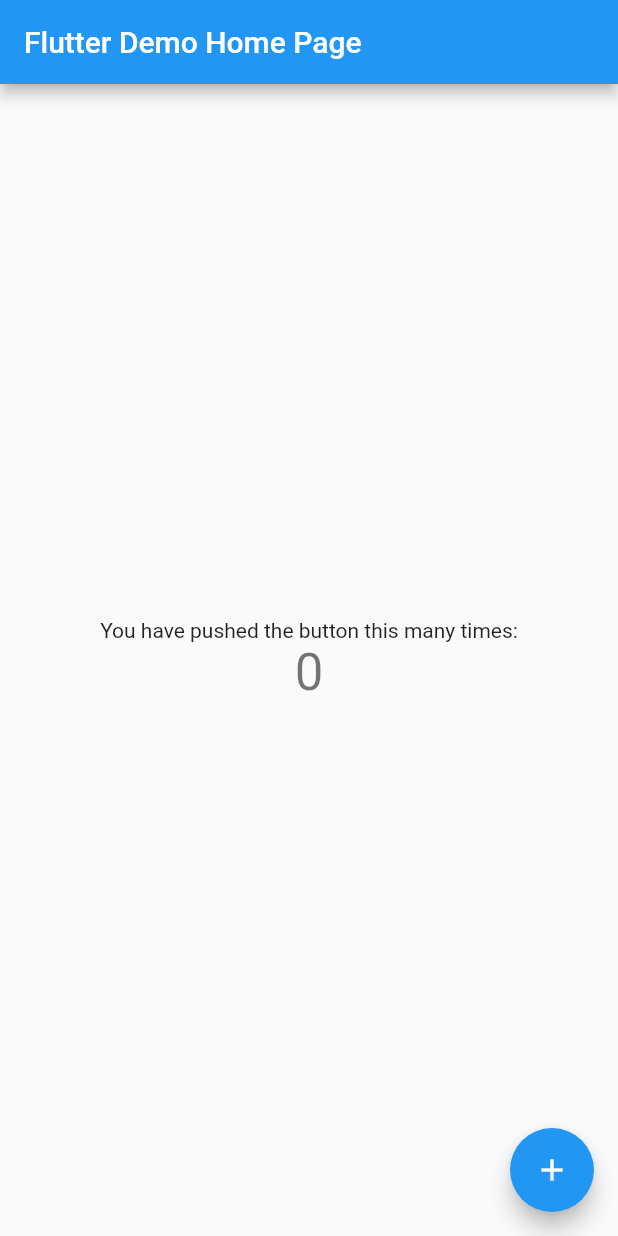
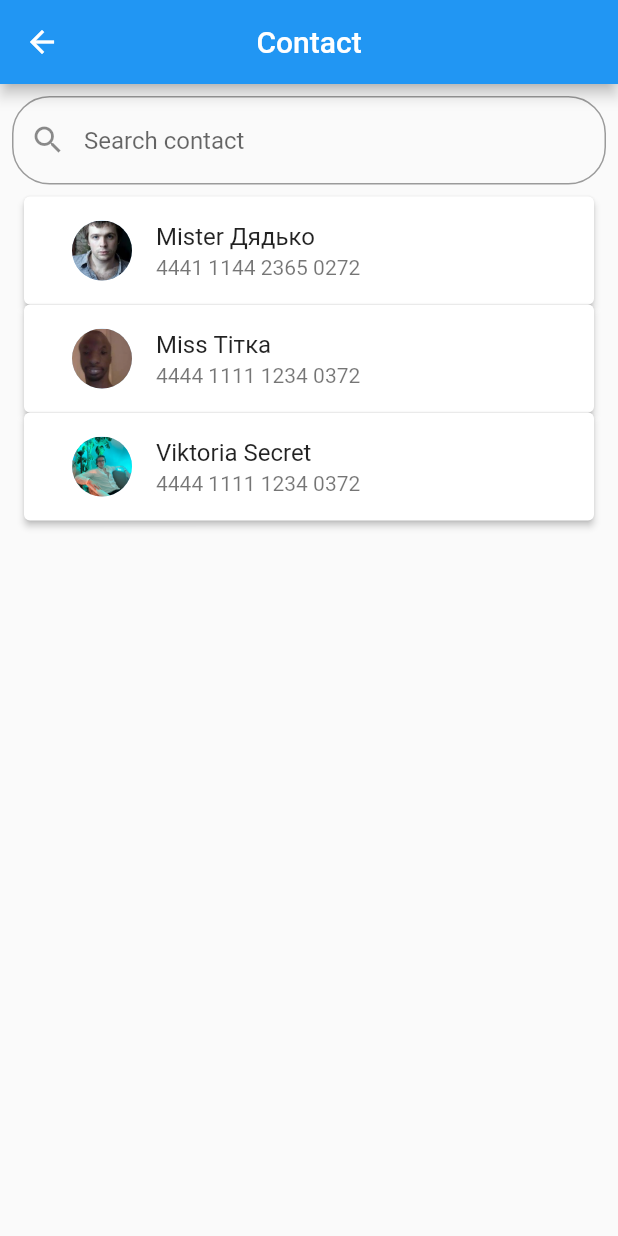
Before and after one commit to psemchyshyn/finance_app, a Flutter app: the screen it shows after launch, on a phone screen of 412 x 824 dp. Run offline on Flutter 3.47's test engine with Material 2 defaults, Android fonts, the phone set to English and light mode, and no system bars.

Commit message:
added two screens with working functionality, but without design

```diff
--- /dev/null
+++ b/lib/business_logic/app_contract.dart
@@ -0,0 +1,26 @@
+class AppContact {
+  int id;
+  String name;
+  String card;
+  String image;
+
+  AppContact(this.id, this.name, this.card, this.image);
+
+  bool contains(String query){
+    return name.contains(query) || card.contains(query);
+  }
+
+  Map<String, dynamic> toMap() {
+    return {
+      'id': id,
+      'name': name,
+      'card': card,
+    };
+  }
+
+  AppContact fromMap(Map<String, dynamic> map) {
+    return AppContact(
+          id=map['id'], name=map['name'], card=map['card'], image=map['image']
+        );
+  }
+}
--- a/lib/main.dart
+++ b/lib/main.dart
@@ -1,3 +1,4 @@
+import 'package:finance_app/screens/contacts_screen.dart';
 import 'package:flutter/material.dart';
 
 void main() {
@@ -7,109 +8,15 @@ void main() {
 class MyApp extends StatelessWidget {
   const MyApp({super.key});
 
-  // This widget is the root of your application.
   @override
   Widget build(BuildContext context) {
     return MaterialApp(
-      title: 'Flutter Demo',
+      title: 'Finance app',
       theme: ThemeData(
-        // This is the theme of your application.
-        //
-        // Try running your application with "flutter run". You'll see the
-        // application has a blue toolbar. Then, without quitting the app, try
-        // changing the primarySwatch below to Colors.green and then invoke
-        // "hot reload" (press "r" in the console where you ran "flutter run",
-        // or simply save your changes to "hot reload" in a Flutter IDE).
-        // Notice that the counter didn't reset back to zero; the application
-        // is not restarted.
-        primarySwatch: Colors.blue,
+        //primarySwatch: Colors.blueGrey,
+        primaryColor: Colors.white,
       ),
-      home: const MyHomePage(title: 'Flutter Demo Home Page'),
+      home: ContactsScreen(),
     );
   }
 }
-
-class MyHomePage extends StatefulWidget {
-  const MyHomePage({super.key, required this.title});
-
-  // This widget is the home page of your application. It is stateful, meaning
-  // that it has a State object (defined below) that contains fields that affect
-  // how it looks.
-
-  // This class is the configuration for the state. It holds the values (in this
-  // case the title) provided by the parent (in this case the App widget) and
-  // used by the build method of the State. Fields in a Widget subclass are
-  // always marked "final".
-
-  final String title;
-
-  @override
-  State<MyHomePage> createState() => _MyHomePageState();
-}
-
-class _MyHomePageState extends State<MyHomePage> {
-  int _counter = 0;
-
-  void _incrementCounter() {
-    setState(() {
-      // This call to setState tells the Flutter framework that something has
-      // changed in this State, which causes it to rerun the build method below
-      // so that the display can reflect the updated values. If we changed
-      // _counter without calling setState(), then the build method would not be
-      // called again, and so nothing would appear to happen.
-      _counter++;
-    });
-  }
-
-  @override
-  Widget build(BuildContext context) {
-    // This method is rerun every time setState is called, for instance as done
-    // by the _incrementCounter method above.
-    //
-    // The Flutter framework has been optimized to make rerunning build methods
-    // fast, so that you can just rebuild anything that needs updating rather
-    // than having to individually change instances of widgets.
-    return Scaffold(
-      appBar: AppBar(
-        // Here we take the value from the MyHomePage object that was created by
-        // the App.build method, and use it to set our appbar title.
-        title: Text(widget.title),
-      ),
-      body: Center(
-        // Center is a layout widget. It takes a single child and positions it
-        // in the middle of the parent.
-        child: Column(
-          // Column is also a layout widget. It takes a list of children and
-          // arranges them vertically. By default, it sizes itself to fit its
-          // children horizontally, and tries to be as tall as its parent.
-          //
-          // Invoke "debug painting" (press "p" in the console, choose the
-          // "Toggle Debug Paint" action from the Flutter Inspector in Android
-          // Studio, or the "Toggle Debug Paint" command in Visual Studio Code)
-          // to see the wireframe for each widget.
-          //
-          // Column has various properties to control how it sizes itself and
-          // how it positions its children. Here we use mainAxisAlignment to
-          // center the children vertically; the main axis here is the vertical
-          // axis because Columns are vertical (the cross axis would be
-          // horizontal).
-          mainAxisAlignment: MainAxisAlignment.center,
-          children: <Widget>[
-            const Text(
-              'You have pushed the button this many times:',
-            ),
-            Text(
-              '$_counter',
-              style: Theme.of(context).textTheme.headline4,
-            ),
-          ],
-        ),
-      ),
-      floatingActionButton: FloatingActionButton(
-        onPressed: _incrementCounter,
-        tooltip: 'Increment',
-        child: const Icon(Icons.add),
-      ), // This trailing comma makes auto-formatting nicer for build methods.
-    );
-  }
-}
--- /dev/null
+++ b/lib/screens/contacts_screen.dart
@@ -0,0 +1,120 @@
+import 'package:finance_app/business_logic/app_contract.dart';
+import 'package:finance_app/screens/payment_screen.dart';
+import 'package:finance_app/screens/test_screen.dart';
+import 'package:flutter/material.dart';
+
+class ContactsScreen extends StatefulWidget {
+  ContactsScreen({super.key});
+
+  @override
+  _ContactsScreenState createState() => _ContactsScreenState();
+}
+
+class _ContactsScreenState extends State<ContactsScreen> {
+
+  TextEditingController editingController = TextEditingController();
+
+  final List<AppContact> contacts = [
+    AppContact(0, "Mister Дядько", "4441 1144 2365 0272", "assets/images/photo1.png"),
+    AppContact(1, "Miss Тітка", "4444 1111 1234 0372", "assets/images/photo2.png"),
+    AppContact(2, "Viktoria Secret", "4444 1111 1234 0372", "assets/images/photo3.png")
+  ];
+
+  var contactList = <AppContact>[];
+
+  @override
+  void initState() {
+    contactList.addAll(contacts);
+    super.initState();
+  }
+
+  void filterSearchResults(String query) {
+  List<AppContact> searchList = <AppContact>[];
+  searchList.addAll(contacts);
+  if(query.isNotEmpty) {
+    List<AppContact> listData = <AppContact>[];
+    for (var item in searchList) {
+      if(item.contains(query)) {
+        listData.add(item);
+      }
+    }
+    setState(() {
+      contactList.clear();
+      contactList.addAll(listData);
+    });
+    return;
+  } else {
+      setState(() {
+      contactList.clear();
+      contactList.addAll(contacts);
+      });
+  }
+}
+
+  @override
+  Widget build(BuildContext context) => Scaffold(
+    appBar: AppBar(
+      centerTitle: true,
+      title: const Text("Contact"),
+      //backgroundColor: Colors.white,
+      leading: IconButton(
+        icon: const Icon(Icons.arrow_back),
+        onPressed: () {
+          Navigator.pop(context);
+        }
+      ),
+    ),
+    body: Center(
+      child: Column(
+        children: <Widget>[
+            Padding(
+              padding: const EdgeInsets.all(8.0),
+              child: TextField(
+                onChanged: (value) {
+                  filterSearchResults(value);
+                },
+                controller: editingController,
+                decoration: const InputDecoration(
+                    hintText: "Search contact",
+                    prefixIcon: Icon(Icons.search),
+                    border: OutlineInputBorder(
+                        borderRadius: BorderRadius.all(Radius.circular(25.0)))),
+              ),
+            ),
+            Expanded(
+              child: ListView.builder(
+                shrinkWrap: true,
+                itemCount: contactList.length,
+                itemBuilder: (context, index) {
+                  // return ListTile(
+                  //   leading: CircleAvatar(backgroundImage: AssetImage(contactList[index].image)),
+                  //   title: Text(contactList[index].name),
+                  //   subtitle: Text(contactList[index].card)
+                  // );
+                  return Container(
+                    padding: const EdgeInsets.only(left: 16, right: 16),
+                    child: ElevatedButton(
+                      style: ElevatedButton.styleFrom(backgroundColor: Colors.white),
+                      child: ListTile(
+                          leading: CircleAvatar(backgroundImage: AssetImage(contactList[index].image)),
+                          title: Text(contactList[index].name),
+                          subtitle: Text(contactList[index].card)
+                      ),
+                      onPressed: () {
+                        Navigator.push(
+                          context,
+                          MaterialPageRoute(
+                            builder: (context) => PaymentScreen(contact: contactList[index]),
+                          ),
+                        );
+                          },
+                    )
+                  );
+                },
+              ),
+            ),
+          ],
+        ),
+      ),
+  );
+}
--- /dev/null
+++ b/lib/screens/payment_screen.dart
@@ -0,0 +1,23 @@
+import 'package:finance_app/business_logic/app_contract.dart';
+import 'package:flutter/material.dart';
+
+class PaymentPage extends StatelessWidget {
+  final AppContact contact;
+
+  PaymentPage({super.key, required this.contact});
+
+  @override
+  Widget build(BuildContext context) {
+    return Scaffold(
+      appBar: AppBar(
+        title: const Text('Payment'),
+      ),
+      body: Column(
+        children: <Widget>[
+          Text('You are paying to: ${contact.name}'),
+          // Add the payment form here
+        ],
+      ),
+    );
+  }
+}
```
Also changed, not shown: lib/screens/test_screen.dart (added, +176 -0 lines), pubspec.yaml (+4 -3 lines), assets/images/photo1.png (added), assets/images/photo2.png (added), assets/images/photo3.png (added).
